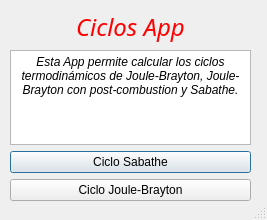
Above: layout_CiclosApp.ui from enritoomey/Propulsion before the change. Below: the same form after it.
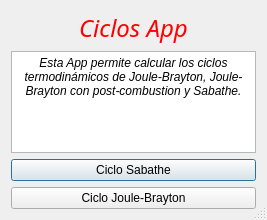
That is the form after the change.

Commit message: Formatting GUI layout

```diff
--- a/layout_CiclosApp.ui
+++ b/layout_CiclosApp.ui
@@ -25,15 +25,8 @@
   <property name="sizeGripEnabled">
    <bool>true</bool>
   </property>
-  <widget class="QWidget" name="verticalLayoutWidget">
-   <property name="geometry">
-    <rect>
-     <x>10</x>
-     <y>10</y>
-     <width>241</width>
-     <height>191</height>
-    </rect>
-   </property>
+  <layout class="QGridLayout" name="gridLayout">
+   <item row="0" column="0">
    <layout class="QVBoxLayout" name="verticalLayout">
     <property name="sizeConstraint">
      <enum>QLayout::SetMinAndMaxSize</enum>
@@ -214,7 +207,8 @@
      </widget>
     </item>
    </layout>
-  </widget>
+   </item>
+  </layout>
  </widget>
  <tabstops>
   <tabstop>JouleBraytonButton</tabstop>
```
Lines whose indentation alone changed are shown as unchanged. The commit also changes 6 other files.
